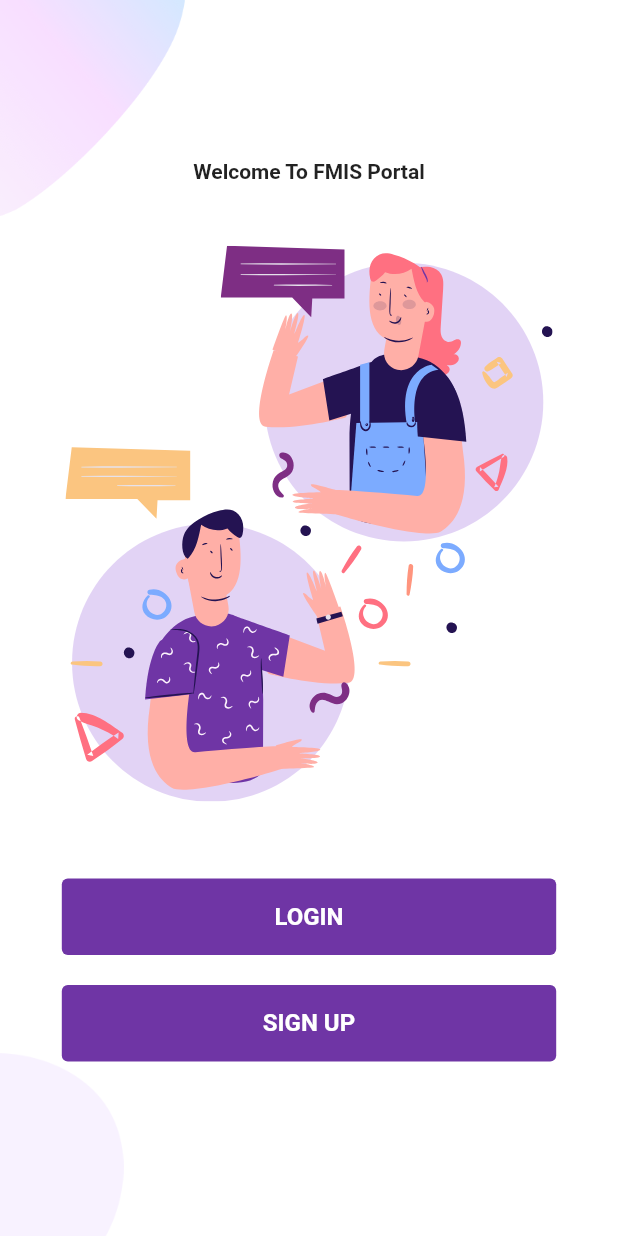
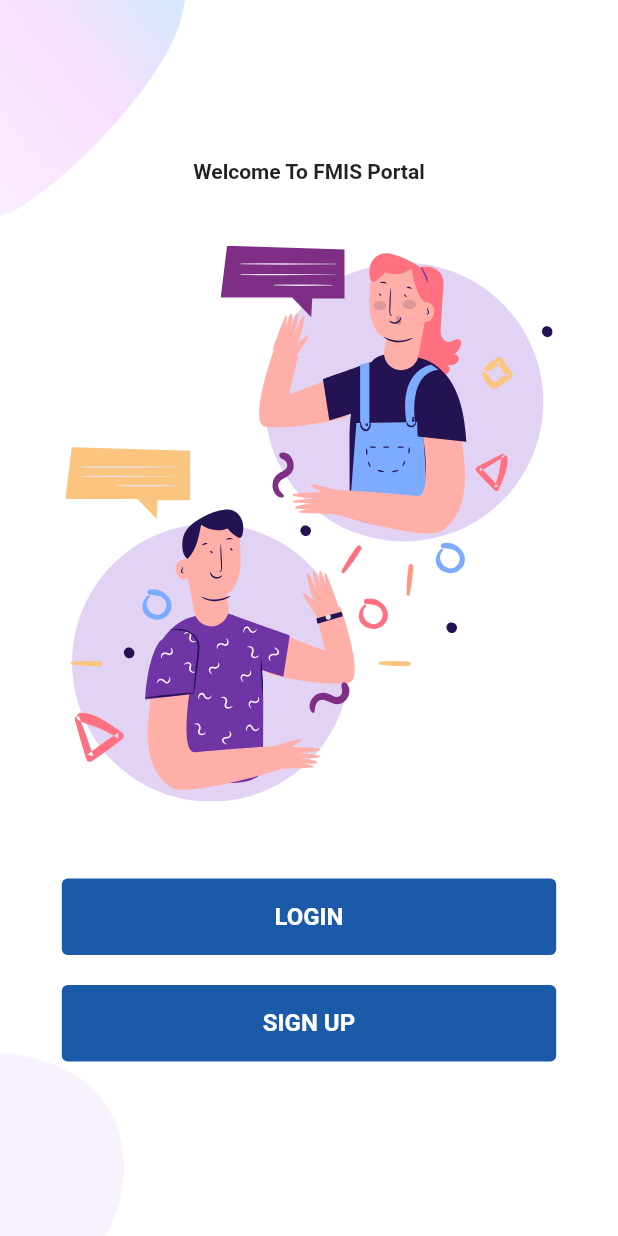
Before and after one commit to mavin19/fmis-bloc-example, a Flutter app: the screen it shows after launch, on a phone screen of 412 x 824 dp. Run offline on Flutter 3.47's test engine with Material 2 defaults, Android fonts, the phone set to English and light mode, and no system bars; our stand-ins replace bloc, dio, equatable, flutter_bloc, flutter_svg, pretty_dio_logger and 1 more; missing offline and left inert: prefs; generated files the repository leaves out were written again.

Commit message:
new update

```diff
--- a/lib/Bloc/LoginBloc/login_state.dart
+++ b/lib/Bloc/LoginBloc/login_state.dart
@@ -1,12 +1,48 @@
+import 'package:fmis_portal/Model/index.dart';
 
-class LoginState{}
+enum LoginStatus { initial, submitting, success, error }
 
-class GetFailureState extends LoginState{
-  final String error;
+class LoginState  {
+  final String phoneNumber;
+  final String password;
+  final LoginStatus status;
+  final Failure failure;
 
-  GetFailureState(this.error);
+  bool get isFormValid => phoneNumber.isNotEmpty && password.isNotEmpty;
+
+  const LoginState({
+    required this.phoneNumber,
+    required this.password,
+    required this.status,
+    required this.failure,
+  });
+
+  factory LoginState.initial() {
+    return LoginState(
+      phoneNumber: '',
+      password: '',
+      status: LoginStatus.initial,
+      failure: const Failure(),
+    );
+  }
+
+  @override
+  bool get stringify => true;
+
+  @override
+  List<Object> get props => [phoneNumber, password, status, failure];
+
+  LoginState copyWith({
+    String? phoneNumber,
+    String? password,
+    LoginStatus? status,
+    Failure? failure,
+  }) {
+    return LoginState(
+      phoneNumber: phoneNumber ?? this.phoneNumber,
+      password: password ?? this.password,
+      status: status ?? this.status,
+      failure: failure ?? this.failure,
+    );
+  }
 }
-
-class LoggedInState extends LoginState{}
-class LoggedOutState extends LoginState{}
-class LoadingState extends LoginState{}
--- a/lib/Model/failure_model.dart
+++ b/lib/Model/failure_model.dart
@@ -0,0 +1,14 @@
+import 'package:equatable/equatable.dart';
+
+class Failure extends Equatable {
+  final String code;
+  final String message;
+
+  const Failure({this.code = '', this.message = ''});
+
+  @override
+  bool get stringify => true;
+
+  @override
+  List<Object> get props => [code, message];
+}
--- a/lib/Model/index.dart
+++ b/lib/Model/index.dart
@@ -0,0 +1,3 @@
+export 'failure_model.dart';
+export 'login_model.dart';
+export 'user_model.dart';
--- a/lib/Model/login_model.dart
+++ b/lib/Model/login_model.dart
@@ -4,10 +4,11 @@ part 'login_model.g.dart';
 
 @JsonSerializable()
 class LoginModel {
-  final String username;
-  final String password;
+  @JsonKey(name: 'country_code')
+  final String countryCode;
+  final String phone;
 
-  LoginModel(this.username, this.password);
+  LoginModel(this.phone, this.countryCode);
 
 
   factory LoginModel.fromJSON(Map<String, dynamic> json) =>
--- a/lib/Service/apiservice.dart
+++ b/lib/Service/apiservice.dart
@@ -1,5 +1,6 @@
 import 'package:dio/dio.dart';
 import 'package:fmis_portal/Model/login_model.dart';
+import 'package:fmis_portal/Model/login_res_body.dart';
 import 'package:fmis_portal/Model/user_model.dart';
 import 'package:fmis_portal/Utils/constants.dart';
 import 'package:pretty_dio_logger/pretty_dio_logger.dart';
@@ -13,15 +14,15 @@ abstract class ApiService {
 
   static ApiService create() {
     final dio = Dio();
-    dio.interceptors.add(PrettyDioLogger());
+    dio.interceptors.add(PrettyDioLogger(
+      requestBody: true,
+    ));
     return ApiService(dio);
   }
 
   @GET('')
   Future<List<UserModel>> getUser();
 
-  @GET('')
-  Future<UserModel> login(@Body() LoginModel login);
-
-
+  @POST('/users/login')
+  Future<LoginResBody> login(@Body() LoginModel login);
 }
--- a/lib/Ui/Components/round_button.dart
+++ b/lib/Ui/Components/round_button.dart
@@ -19,6 +19,9 @@ class RoundedButton extends StatelessWidget {
     return Container(
       margin: EdgeInsets.symmetric(vertical: 10),
       width: size.width * 0.8,
+      decoration: BoxDecoration(
+        borderRadius: BorderRadius.circular(18.0),
+      ),
       child:  TextButton(
         style: TextButton.styleFrom(
           backgroundColor: color,
--- a/lib/Ui/Components/round_password_field.dart
+++ b/lib/Ui/Components/round_password_field.dart
@@ -20,11 +20,11 @@ class RoundedPasswordField extends StatelessWidget {
           hintText: "Password",
           icon: Icon(
             Icons.lock,
-            color: kPrimaryColor,
+            color: kPrimaryLightColor,
           ),
           suffixIcon: Icon(
             Icons.visibility,
-            color: kPrimaryColor,
+            color: kPrimaryLightColor,
           ),
           border: InputBorder.none,
         ),
--- a/lib/Ui/Components/text_field_container.dart
+++ b/lib/Ui/Components/text_field_container.dart
@@ -15,7 +15,7 @@ class TextFieldContainer extends StatelessWidget {
       padding: EdgeInsets.symmetric(horizontal: 20, vertical: 5),
       width: size.width * 0.8,
       decoration: BoxDecoration(
-        color: kPrimaryLightColor,
+        color: inputBackgroundColor,
         borderRadius: BorderRadius.circular(29),
       ),
       child: child,
--- a/lib/Ui/SignupScreen/components/body.dart
+++ b/lib/Ui/SignupScreen/components/body.dart
@@ -32,9 +32,11 @@ class Body extends StatelessWidget {
               height: size.height * 0.35,
             ),
             RoundedInputField(
+              icon: Icons.phone,
+              type: TextInputType.phone,
               hintText: "Your Email",
+              controller: emailController,
               onChanged: (value) {},
-              controller: emailController,
             ),
             RoundedPasswordField(
               onChanged: (value) {},
--- a/lib/Utils/constants.dart
+++ b/lib/Utils/constants.dart
@@ -1,8 +1,9 @@
 import 'package:flutter/cupertino.dart';
 
-const kPrimaryColor = Color (0xFF6F35A5);
-const kPrimaryLightColor = Color(0xFFF1E6FF);
+const kPrimaryColor = Color (0xFF1B5AA9);
+const kPrimaryLightColor = Color(0xFF02A6E8);
+const inputBackgroundColor = Color(0xFFF4F5F7);
 
 
 //url api
-const apiUrl = "https://randomuser.me/api/";
+const apiUrl = "https://chatitd.mef.gov.kh:7000/v1";
--- a/pubspec.yaml
+++ b/pubspec.yaml
@@ -38,6 +38,8 @@ dependencies:
   equatable: ^2.0.3
   dio: ^4.0.0
   json_serializable: ^4.1.2
+  enum_to_string: ^2.0.1
+  prefs: ^3.3.0
 
 dev_dependencies:
   flutter_test:
```
Also changed, not shown: lib/Bloc/LoginBloc/login_bloc.dart (+30 -8 lines), lib/Model/login_res_body.dart (+24 -0 lines), lib/Ui/Components/error_dialog.dart (+48 -0 lines), lib/Ui/Components/round_input_field.dart (+8 -2 lines), lib/Ui/LoginScreen/components/body.dart (+50 -30 lines), lib/Ui/OtpScreen/components/body.dart (+90 -0 lines), lib/Ui/OtpScreen/otp_screen.dart (+12 -0 lines), lib/Utils/share_pref_util.dart (+23 -0 lines), lib/Model/login_model.g.dart, lib/Model/login_res_body.g.dart (added), lib/Service/apiservice.g.dart, pubspec.lock.
